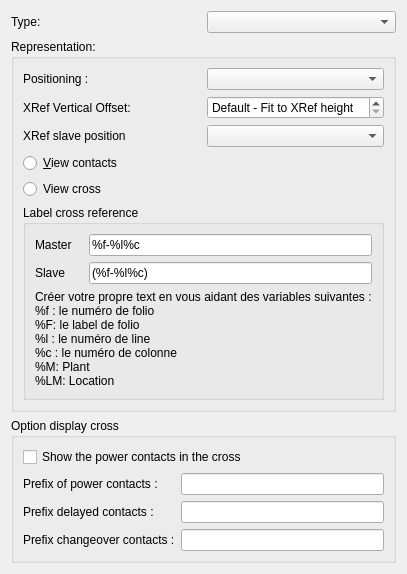
Above: sources/ui/xrefpropertieswidget.ui from EmilOsvoll/qelectrotech-source-mirror before the change. Below: the same form after it.
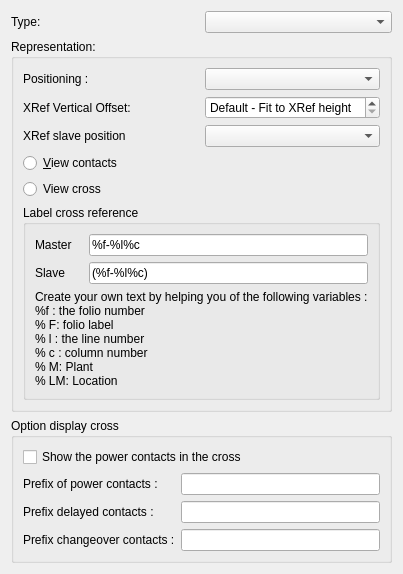
That is the form after the change.

```diff
--- a/sources/ui/xrefpropertieswidget.ui
+++ b/sources/ui/xrefpropertieswidget.ui
@@ -203,13 +203,13 @@
            <item>
             <widget class="QLabel" name="label_8">
              <property name="text">
-              <string>Créer votre propre text en vous aidant des variables suivantes :
-%f : le numéro de folio 
-%F: le label de folio
-%l : le numéro de line
-%c : le numéro de colonne
-%M: Plant 
-%LM: Location </string>
+              <string>Create your own text by helping you of the following variables :
+%f : the folio number 
+% F: folio label
+% l : the line number
+% c : column number
+% M: Plant 
+% LM: Location </string>
              </property>
             </widget>
            </item>
```
